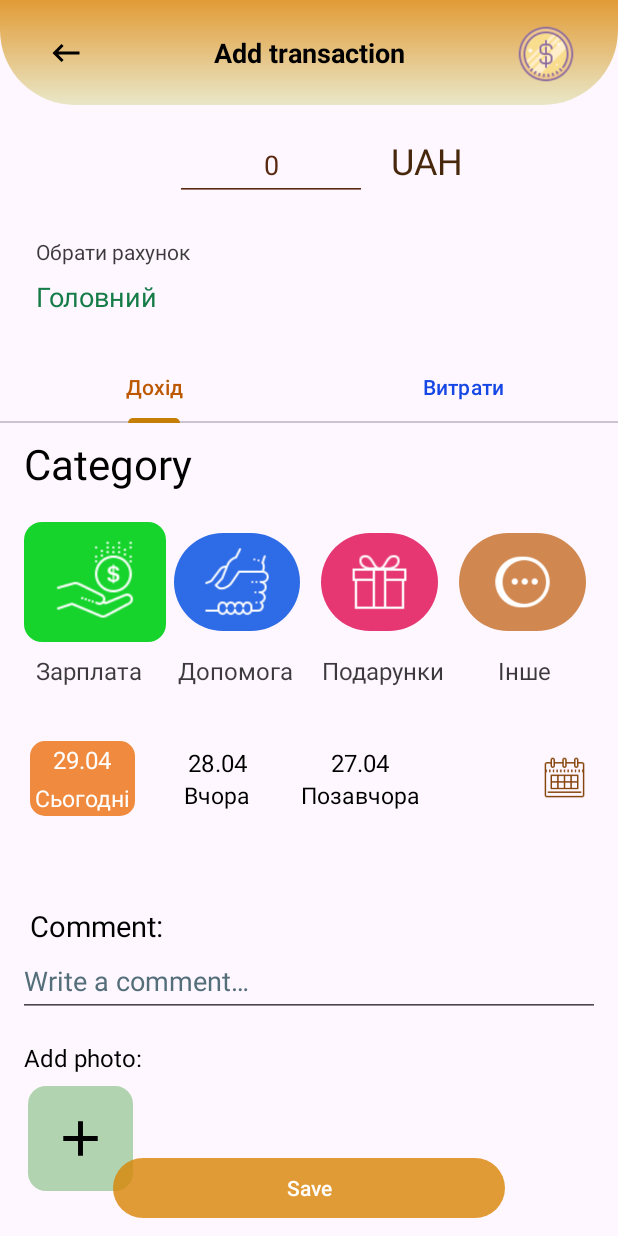
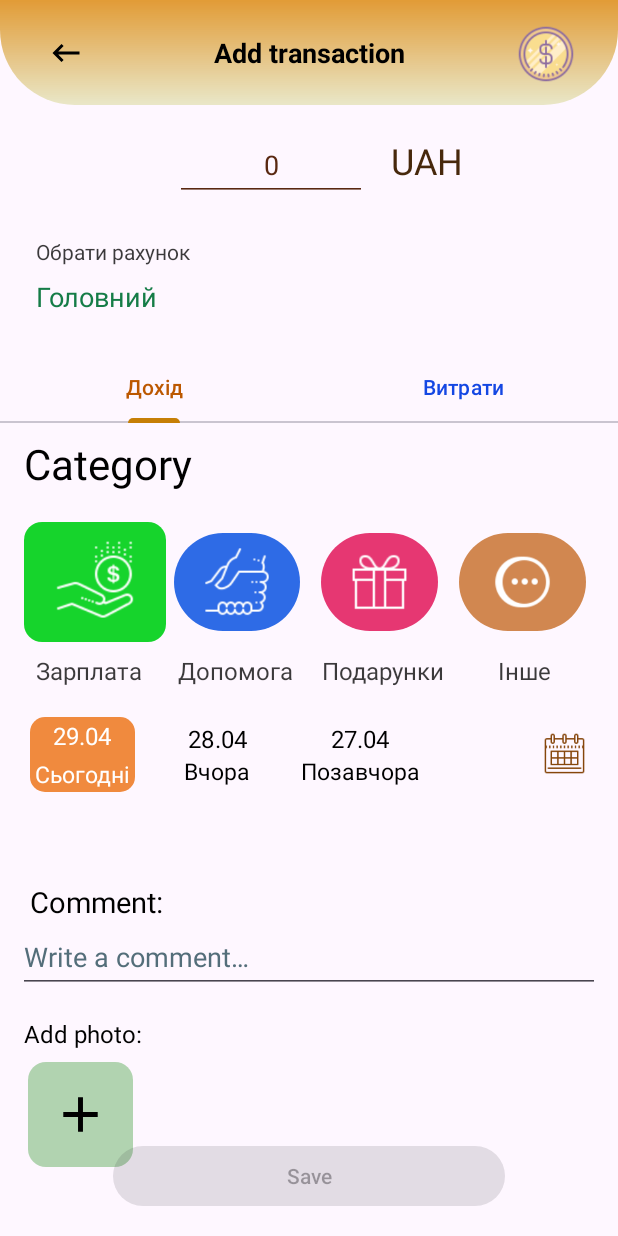
Before and after one commit to happyDevelp/Money-manager, an Android app: the AddingFragment screen opened through its navigation route, after a tap on an icon or button, on a phone screen of 412 x 824 dp. Run offline under Robolectric (Android 15) with nearby library versions, the phone set to English and light mode, and no system bars; our stand-ins replace Room's generated code; Roboto replaces fonts that are not available here.

Commit message:
improved adding screen fragment. Сhecking the clickability of the 'Save button'. Navigation backstack work correct

```diff
--- a/app/src/main/AndroidManifest.xml
+++ b/app/src/main/AndroidManifest.xml
@@ -16,7 +16,7 @@
         tools:targetApi="31">
         <activity
             android:name=".MainActivity"
-            android:windowSoftInputMode="adjustResize"
+            android:windowSoftInputMode="stateHidden|adjustResize"
             android:exported="true">
             <intent-filter>
                 <action android:name="android.intent.action.MAIN" />
--- a/app/src/main/java/com/example/moneymanager/Adding/AddingFragment.kt
+++ b/app/src/main/java/com/example/moneymanager/Adding/AddingFragment.kt
@@ -3,6 +3,8 @@ package com.example.moneymanager.Adding
 import android.annotation.SuppressLint
 import android.app.DatePickerDialog
 import android.os.Bundle
+import android.text.Editable
+import android.text.TextWatcher
 import android.view.LayoutInflater
 import android.view.MotionEvent
 import android.view.View
@@ -16,6 +18,9 @@ import androidx.viewpager2.adapter.FragmentStateAdapter
 import com.example.moneymanager.DB.TransactionEntity
 import com.example.moneymanager.Income.IncomeFragment
 import com.example.moneymanager.Income.UtilManager
+import com.example.moneymanager.Income.UtilManager.amountIsNotNull
+import com.example.moneymanager.Income.UtilManager.buttonIsClickable
+import com.example.moneymanager.Income.UtilManager.categoryIsChanged
 import com.example.moneymanager.R
 import com.example.moneymanager.Spending.SpendingFragment
 import com.example.moneymanager.Utils.coinAnimation1
@@ -30,12 +35,11 @@ import com.example.moneymanager.databinding.FragmentAddingBinding
 import com.google.android.material.tabs.TabLayoutMediator
 import kotlinx.coroutines.launch
 import java.text.SimpleDateFormat
-import java.util.Calendar
 import java.util.Locale
 
 
 class AddingFragment : Fragment() {
-    private lateinit var binding: FragmentAddingBinding
+    lateinit var binding: FragmentAddingBinding
     private lateinit var viewModel: AddingViewModel
     private var calendar = android.icu.util.Calendar.getInstance()
 
@@ -54,6 +58,28 @@ class AddingFragment : Fragment() {
         tabLayoutSettings()
         coinAnimationListener()
         navigationToTransaction()
+        changeHintOfEdTxt()
+        setupCorrectDateOfDateViews()
+
+        binding.amountEditText.addTextChangedListener( object : TextWatcher {
+            override fun beforeTextChanged(s: CharSequence?, start: Int, count: Int, after: Int) {}
+            override fun onTextChanged(s: CharSequence?, start: Int, before: Int, count: Int) {}
+
+            override fun afterTextChanged(s: Editable?) {
+                if (categoryIsChanged && s.toString() != "" && s.toString().toInt() != 0) {
+                    binding.saveButton.isEnabled = true
+                    amountIsNotNull = true
+                }
+                else { binding.saveButton.isEnabled = false
+                    amountIsNotNull = if (s.toString() != "" && s.toString().toInt() != 0) true
+                    else false
+                }
+            }
+        })
+
+        buttonIsClickable.observe(viewLifecycleOwner){
+            if (it == true) binding.saveButton.isEnabled = true
+        }
 
         viewModel.navigationStatus.observe(viewLifecycleOwner){
             if (it == true){
@@ -62,42 +88,51 @@ class AddingFragment : Fragment() {
             }
         }
 
+        binding.saveButton.setOnClickListener { saveButtonClicking() }
+        binding.calendarPickerImage.setOnClickListener { showDatePicker() }
 
-        binding.saveButton.setOnClickListener {
+    }
+
+    private fun saveButtonClicking() {
         lifecycleScope.launch {
-
             val amount = binding.amountEditText.text.toString().toInt()
-                val type = if (binding.viewPager.currentItem == 0) getString(R.string.income) else getString(R.string.spent)
-
+            val type =
+                if (binding.viewPager.currentItem == 0) getString(R.string.income_adding) else getString(
+                    R.string.spent_adding
+                )
 
             val category = when {
                 UtilManager.isSalaryClicked -> "Salary"
                 UtilManager.isHelpClicked -> "Help"
-                    UtilManager.isGiftClicked-> "Gift"
+                UtilManager.isGiftClicked -> "Gift"
                 else -> "Other"
             }
 
             val wallet = "main"
-                val dateOfTransaction = Calendar.getInstance().time
+            val dateFormat = SimpleDateFormat("yyyy.MM.dd HH:mm", Locale.getDefault())
+            val current = dateFormat.format(calendar.time)
             val comment = binding.commentEt.text.toString()
 
-                viewModel.pushTransaction(TransactionEntity(
-                        0, amount, type, category, wallet, dateOfTransaction.toString(), comment
-                    )
-                )
+            viewModel.pushTransaction(TransactionEntity(0, amount, type, category, wallet, current, comment))
+            categoryIsChanged = false
+            amountIsNotNull = false
+            buttonIsClickable.value = false
+
+            findNavController().navigate(AddingFragmentDirections.actionAddingFragmentToTransactionFragment())
         }
     }
 
-
-        binding.calendarPickerImage.setOnClickListener {
-            showDatePicker()
+    private fun changeHintOfEdTxt() {
+        binding.amountEditText.setOnFocusChangeListener { view, hasFokus ->
+            if (hasFokus) { binding.amountEditText.hint = ""
             }
-
-        setupCorrectDateOfDateViews()
-
+            else {
+                if (binding.amountEditText.text.isEmpty()) {
+                    binding.amountEditText.hint = "0"
                 }
-
-
+            }
+        }
+    }
 
 
     private fun showDatePicker() {
@@ -208,16 +243,15 @@ class AddingFragment : Fragment() {
     }
 
 
-
     @SuppressLint("ClickableViewAccessibility")
     private fun dateContainerClickListener() {
-
         todaySelected()
         yesterdaySelected()
         twoDaysAgoSelected()
     }
 
-    fun todaySelected() {binding.todayContainer.setOnClickListener {
+    fun todaySelected() {
+        binding.todayContainer.setOnClickListener {
         binding.apply {
             dateToday.setTextColor(ContextCompat.getColor(requireContext(), R.color.white))
             textViewToday.setTextColor(ContextCompat.getColor(requireContext(), R.color.white))
@@ -310,8 +344,12 @@ class AddingFragment : Fragment() {
 
 
     private fun navigationToTransaction() {
-        binding.backArrow.setOnClickListener { viewModel.navigationToTransaction() }
-        binding.saveButton.setOnClickListener { viewModel.navigationToTransaction() }
+        binding.backArrow.setOnClickListener {
+            viewModel.navigationToTransaction()
+            categoryIsChanged = false
+            amountIsNotNull = false
+            buttonIsClickable.value = false
+        }
     }
 
     @SuppressLint("ClickableViewAccessibility")
@@ -361,6 +399,10 @@ class AddingFragment : Fragment() {
         tabLayoutMediator.attach()
     }
 
-
-
+    override fun onDestroy() {
+        categoryIsChanged = false
+        amountIsNotNull = false
+        buttonIsClickable.value = false
+        super.onDestroy()
     }
+}
--- a/app/src/main/java/com/example/moneymanager/DB/DAO.kt
+++ b/app/src/main/java/com/example/moneymanager/DB/DAO.kt
@@ -14,4 +14,7 @@ interface DAO {
     @Query("select * from transaction_table")
      fun getAllTransactions(): LiveData<List<TransactionEntity>>
 
+     @Query("delete from transaction_table")
+     fun deleteAllTransactions()
+
 }
--- a/app/src/main/java/com/example/moneymanager/Income/IncomeFragment.kt
+++ b/app/src/main/java/com/example/moneymanager/Income/IncomeFragment.kt
@@ -6,16 +6,16 @@ import android.view.View
 import android.view.ViewGroup
 import androidx.core.content.ContextCompat
 import androidx.fragment.app.Fragment
+import androidx.lifecycle.MutableLiveData
 import com.example.moneymanager.DB.DataBase
-import com.example.moneymanager.DB.TransactionEntity
+import com.example.moneymanager.Income.UtilManager.amountIsNotNull
+import com.example.moneymanager.Income.UtilManager.buttonIsClickable
+import com.example.moneymanager.Income.UtilManager.categoryIsChanged
 import com.example.moneymanager.R
 import com.example.moneymanager.databinding.FragmentIncomeBinding
-import kotlinx.coroutines.Dispatchers
-import kotlinx.coroutines.withContext
 
 class IncomeFragment : Fragment() {
     private lateinit var db: DataBase
-
     lateinit var binding: FragmentIncomeBinding
 
     override fun onCreateView(inflater: LayoutInflater, container: ViewGroup?, savedInstanceState: Bundle?): View {
@@ -31,12 +31,6 @@ class IncomeFragment : Fragment() {
 
     }
 
-
-    private suspend fun insertTransaction(transaction: TransactionEntity)  {
-        return withContext(Dispatchers.IO) {
-            db.DAO.insertTransaction(transaction)
-        }
-    }
 
 
     private fun CategoryContainterClickListener() {
@@ -62,6 +56,9 @@ class IncomeFragment : Fragment() {
                 UtilManager.isSalaryClicked = true
                 UtilManager.isHelpClicked = false
                 UtilManager.isGiftClicked = false
+
+                categoryIsChanged = true
+                if (amountIsNotNull) buttonIsClickable.value = true
             }
         }
 
@@ -86,6 +83,10 @@ class IncomeFragment : Fragment() {
                 UtilManager.isSalaryClicked = false
                 UtilManager.isHelpClicked = true
                 UtilManager.isGiftClicked = false
+
+                categoryIsChanged = true
+                if (amountIsNotNull) buttonIsClickable.value = true
+
             }
         }
 
@@ -110,6 +111,10 @@ class IncomeFragment : Fragment() {
                 UtilManager.isSalaryClicked = false
                 UtilManager.isHelpClicked = false
                 UtilManager.isGiftClicked = true
+
+                categoryIsChanged = true
+                if (amountIsNotNull) buttonIsClickable.value = true
+
             }
         }
 
@@ -134,6 +139,9 @@ class IncomeFragment : Fragment() {
                 UtilManager.isSalaryClicked = false
                 UtilManager.isHelpClicked = false
                 UtilManager.isGiftClicked = false
+
+                categoryIsChanged = true
+                if (amountIsNotNull) buttonIsClickable.value = true
             }
         }
     }
@@ -146,5 +154,8 @@ object UtilManager {
     var isHelpClicked: Boolean = false
     var isGiftClicked: Boolean = false
 
-    var comment: String = "s"
+    var categoryIsChanged: Boolean = false
+    var amountIsNotNull: Boolean = false
+    var buttonIsClickable = MutableLiveData<Boolean>(false)
+
 }
--- a/app/src/main/java/com/example/moneymanager/MainActivity.kt
+++ b/app/src/main/java/com/example/moneymanager/MainActivity.kt
@@ -1,13 +1,10 @@
 package com.example.moneymanager
 
 import android.content.pm.ActivityInfo
+import android.os.Bundle
 import androidx.appcompat.app.AppCompatActivity
-import android.os.Bundle
-import androidx.navigation.fragment.NavHostFragment
-import androidx.navigation.ui.setupWithNavController
+import androidx.navigation.findNavController
 import com.example.moneymanager.databinding.ActivityMainBinding
-import com.google.android.material.tabs.TabLayout
-import com.google.android.material.tabs.TabLayoutMediator
 
 
 class MainActivity : AppCompatActivity() {
@@ -17,8 +14,16 @@ class MainActivity : AppCompatActivity() {
         binding = ActivityMainBinding.inflate(layoutInflater)
         setContentView(binding.root)
 
+        val navController = this.findNavController(R.id.nav_host_fragment_container)
         // disable rotate screen
         this.requestedOrientation = ActivityInfo.SCREEN_ORIENTATION_PORTRAIT
 
+        //setupActionBarWithNavController(this, navController)
+
+    }
+
+    override fun onSupportNavigateUp(): Boolean {
+        val navController = findNavController(R.id.nav_host_fragment_container)
+        return navController.navigateUp() || super.onSupportNavigateUp()
     }
 }
--- a/app/src/main/java/com/example/moneymanager/Transaction/TransactionFragment.kt
+++ b/app/src/main/java/com/example/moneymanager/Transaction/TransactionFragment.kt
@@ -64,7 +64,6 @@ class TransactionFragment : Fragment() {
         }
 
 
-
         binding.testAdd.setOnClickListener {
                 viewModel.fetchEntities()
             }
@@ -81,4 +80,5 @@ class TransactionFragment : Fragment() {
 
     }
 
+
 }
--- a/app/src/main/java/com/example/moneymanager/Transaction/TransactionViewModel.kt
+++ b/app/src/main/java/com/example/moneymanager/Transaction/TransactionViewModel.kt
@@ -13,8 +13,8 @@ import kotlinx.coroutines.withContext
 
 class TransactionViewModel(private val database: DAO, application: Application) : AndroidViewModel(application) {
 
-    private val _transactions = MutableLiveData<List<TransactionEntity>>()
-    val transactions: LiveData<List<TransactionEntity>>
+    private val _transactions = MutableLiveData<List<TransactionEntity>?>()
+    val transactions: LiveData<List<TransactionEntity>?>
         get() = _transactions
 
     fun fetchEntities() {
@@ -41,10 +41,9 @@ class TransactionViewModel(private val database: DAO, application: Application)
         }
     }
 
-
-    suspend fun pushTransaction(transaction: TransactionEntity) {
-        return withContext(Dispatchers.IO) {
-            database.insertTransaction(transaction)
+    suspend fun deleteAllTransactions() {
+        withContext(Dispatchers.IO) {
+            database.deleteAllTransactions()
         }
     }
 
--- a/app/src/main/res/layout/activity_main.xml
+++ b/app/src/main/res/layout/activity_main.xml
@@ -6,11 +6,24 @@
     android:layout_height="match_parent"
     tools:context=".MainActivity">
 
+    <androidx.drawerlayout.widget.DrawerLayout
+        android:id="@+id/drawerLayout"
+        android:layout_width="match_parent"
+        android:layout_height="match_parent">
+
+
+    </androidx.drawerlayout.widget.DrawerLayout>
+
     <fragment
         android:id="@+id/nav_host_fragment_container"
+        android:name="androidx.navigation.fragment.NavHostFragment"
         android:layout_width="match_parent"
         android:layout_height="match_parent"
-        android:name="androidx.navigation.fragment.NavHostFragment"
-        app:navGraph="@navigation/navigation_graph"/>
+        app:defaultNavHost="true"
+        app:layout_constraintBottom_toBottomOf="parent"
+        app:layout_constraintEnd_toEndOf="parent"
+        app:layout_constraintStart_toStartOf="parent"
+        app:layout_constraintTop_toTopOf="parent"
+        app:navGraph="@navigation/navigation_graph" />
 
 </androidx.constraintlayout.widget.ConstraintLayout>
--- a/app/src/main/res/layout/fragment_adding.xml
+++ b/app/src/main/res/layout/fragment_adding.xml
@@ -1,13 +1,17 @@
 <?xml version="1.0" encoding="utf-8"?>
-<androidx.constraintlayout.widget.ConstraintLayout xmlns:android="http://schemas.android.com/apk/res/android"
+<ScrollView
+    xmlns:android="http://schemas.android.com/apk/res/android"
     xmlns:app="http://schemas.android.com/apk/res-auto"
     xmlns:tools="http://schemas.android.com/tools"
     android:id="@+id/myScrollView"
     android:layout_width="match_parent"
-    android:layout_height="match_parent"
-    >
+    android:layout_height="match_parent">
 
-
+    <androidx.constraintlayout.widget.ConstraintLayout
+        android:id="@+id/mainContainer"
+        android:layout_width="match_parent"
+        android:layout_height="wrap_content"
+        android:paddingBottom="25dp">
 
         <androidx.constraintlayout.widget.ConstraintLayout
             android:id="@+id/mainAddingContainer"
@@ -83,9 +87,10 @@
                 android:layout_marginTop="16dp"
                 android:backgroundTint="#592811"
                 android:ems="6"
-            android:inputType="numberDecimal"
+                android:inputType="number|numberDecimal|numberSigned"
                 android:minHeight="48dp"
-            android:text="@string/zero_defaultvalue_adding"
+                android:hint="0"
+                android:textColorHint="#592811"
 
 
                 android:textAlignment="center"
@@ -169,9 +174,7 @@
                     app:layout_constraintTop_toBottomOf="@+id/tabLayout"
                     app:layout_constraintVertical_bias="0.0" />
 
-
             </androidx.constraintlayout.widget.ConstraintLayout>
-
 
         </androidx.constraintlayout.widget.ConstraintLayout>
 
@@ -185,7 +188,8 @@
             app:layout_constraintBottom_toBottomOf="parent"
             app:layout_constraintEnd_toEndOf="parent"
             app:layout_constraintStart_toStartOf="parent"
-       >
+            app:layout_constraintTop_toBottomOf="@+id/mainAddingContainer"
+            app:layout_constraintVertical_bias="0.333">
 
 
             <androidx.appcompat.widget.LinearLayoutCompat
@@ -266,7 +270,6 @@
                     android:layout_marginStart="20dp"
                     android:foreground="?android:selectableItemBackgroundBorderless"
 
-
                     android:gravity="center"
                     android:orientation="vertical"
                     app:layout_constraintBottom_toBottomOf="@+id/today_container"
@@ -325,7 +328,6 @@
                 android:text="@string/Comment"
                 android:textColor="@color/black"
                 android:textSize="19sp"
-
 
                 app:layout_constraintStart_toStartOf="parent"
                 app:layout_constraintTop_toBottomOf="@+id/linearLayoutCompat5" />
@@ -387,15 +389,15 @@
                     app:layout_constraintTop_toBottomOf="@+id/textView5"
                     tools:ignore="ContentDescription,ImageContrastCheck" />
             </androidx.constraintlayout.widget.ConstraintLayout>
+
         </androidx.constraintlayout.widget.ConstraintLayout>
-
 
         <Button
             android:id="@+id/save_button"
             android:layout_width="0dp"
             android:layout_height="wrap_content"
             android:layout_marginHorizontal="75dp"
-        android:layout_marginBottom="8dp"
+            android:enabled="false"
             android:foreground="?android:selectableItemBackgroundBorderless"
             android:text="@string/save"
 
@@ -405,3 +407,5 @@
             tools:ignore="TextContrastCheck" />
 
     </androidx.constraintlayout.widget.ConstraintLayout>
+
+</ScrollView>
--- a/app/src/main/res/navigation/navigation_graph.xml
+++ b/app/src/main/res/navigation/navigation_graph.xml
@@ -12,7 +12,12 @@
         tools:layout="@layout/fragment_transaction" >
         <action
             android:id="@+id/action_transactionFragment_to_addingFragment"
-            app:destination="@id/addingFragment" />
+            app:destination="@id/addingFragment"
+            app:enterAnim="@anim/nav_default_enter_anim"
+            app:exitAnim="@anim/nav_default_exit_anim"
+            app:popEnterAnim="@anim/nav_default_pop_enter_anim"
+            app:popExitAnim="@anim/nav_default_pop_exit_anim" />
+
     </fragment>
     <fragment
         android:id="@+id/addingFragment"
@@ -21,7 +26,8 @@
         tools:layout="@layout/fragment_adding" >
         <action
             android:id="@+id/action_addingFragment_to_transactionFragment"
-            app:destination="@id/transactionFragment" />
+            app:destination="@id/transactionFragment"
+            app:launchSingleTop="true" />
     </fragment>
     <fragment
         android:id="@+id/spendingFragment"
```
Also changed, not shown: app/src/main/res/layout/fragment_transaction.xml (+4 -4 lines), app/src/main/res/layout/item_transaction.xml (+13 -16 lines). Lines whose indentation alone changed are shown as unchanged.
